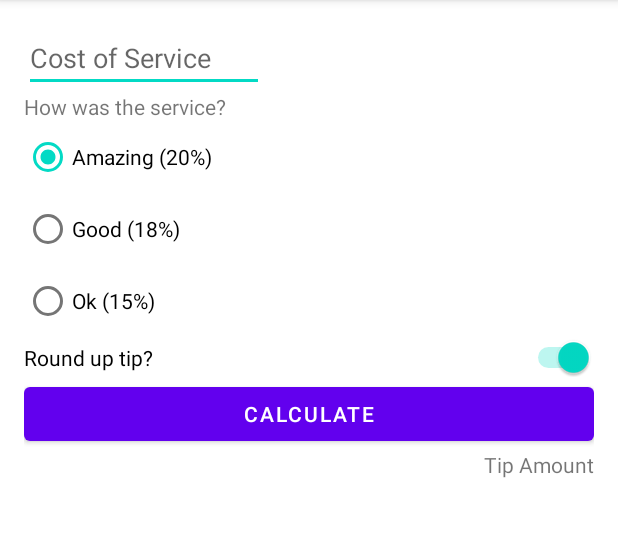
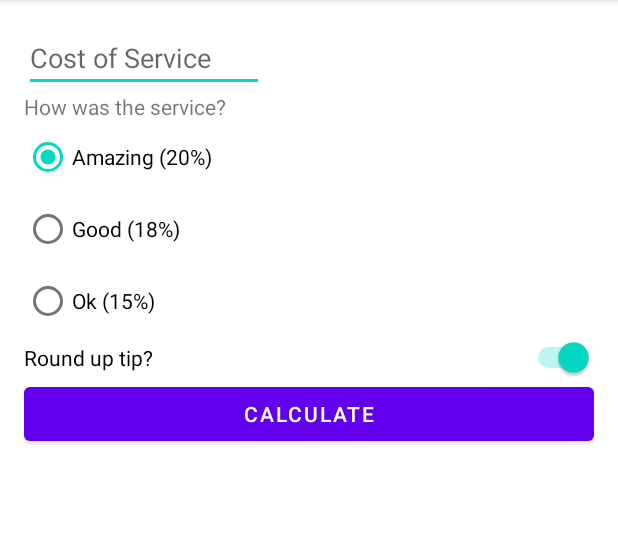
Before and after one commit to wanderlp/kotlin-tip-time, an Android app: the screen it shows after launch (MainActivity), on a phone screen of 412 x 824 dp, the part 84-621 px from its top. Run offline under Robolectric (Android 15) with nearby library versions, the phone set to English and light mode, and no system bars.

Commit message:
Se cambió el text para que se muestre únicamente en tiempo de diseño

```diff
--- a/app/src/main/res/layout/activity_main.xml
+++ b/app/src/main/res/layout/activity_main.xml
@@ -73,10 +73,10 @@
 
     <TextView
         android:id="@+id/tip_result"
-        android:text="Tip Amount"
         android:layout_width="wrap_content"
         android:layout_height="wrap_content"
         app:layout_constraintEnd_toEndOf="parent"
-        app:layout_constraintTop_toBottomOf="@id/calculte_button"/>
+        app:layout_constraintTop_toBottomOf="@id/calculte_button"
+        tools:text="Tip Amount" />
 
 </androidx.constraintlayout.widget.ConstraintLayout>
```
